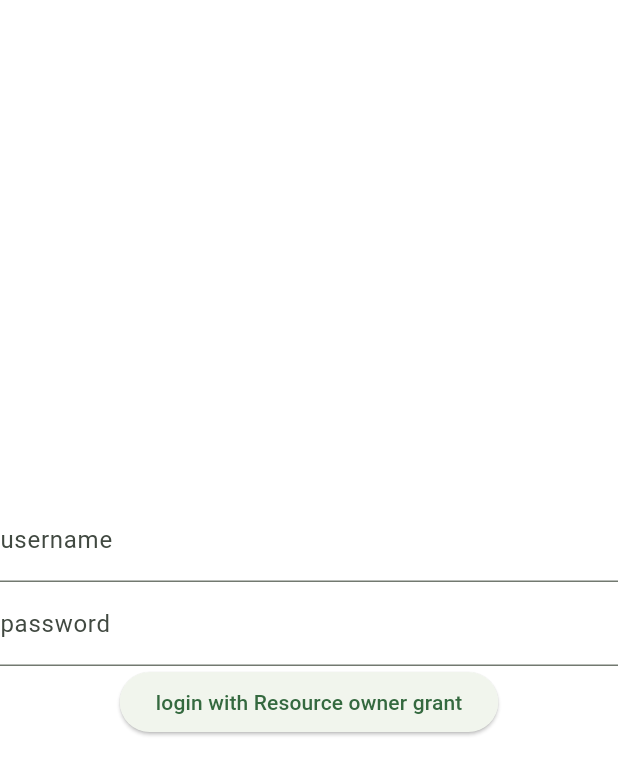
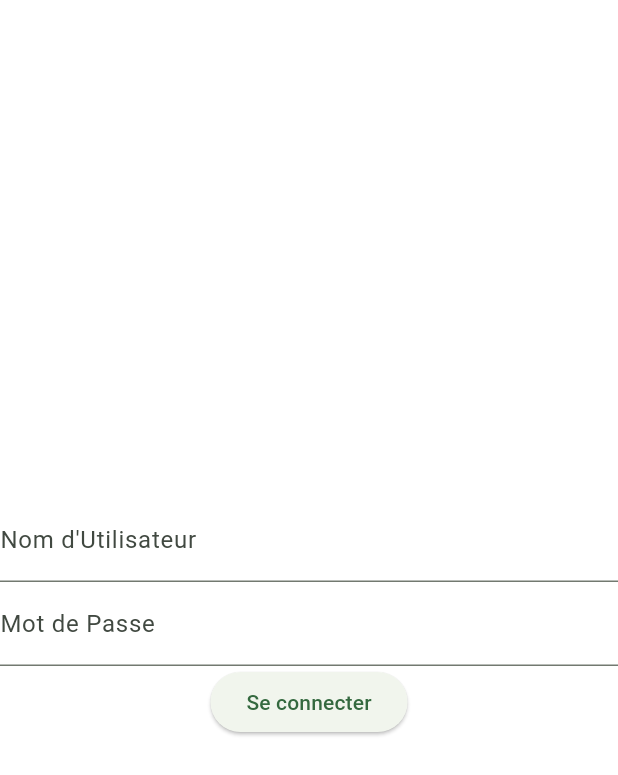
Before and after one commit to SAE5-Transport/mobile_app, a Flutter app: the LoginScreen screen opened by its route, on a phone screen of 412 x 824 dp. Shown: the top 775 px of the screen. Run offline on Flutter 3.47's test engine with Material 3 defaults, Android fonts, the phone set to English and light mode, and no system bars; our stand-ins replace auto_size_text, csv, date_field, flutter_typeahead, go_router, google_fonts and 3 more; missing offline and left inert: bdaya_shared_value, oidc, oidc_default_store, scroll_loop_auto_scroll; accounts and stored records are empty; statements that could not run were skipped.

Commit message:
feat(login): French UI

```diff
--- a/lib/scenes/login_screen.dart
+++ b/lib/scenes/login_screen.dart
@@ -39,13 +39,13 @@ class _LoginScreenState extends State<LoginScreen> {
             TextField(
               controller: userNameController,
               decoration: const InputDecoration(
-                labelText: 'username',
+                labelText: 'Nom d\'Utilisateur ',
               ),
             ),
             TextField(
               controller: passwordController,
               decoration: const InputDecoration(
-                labelText: 'password',
+                labelText: 'Mot de Passe',
               ),
             ),
 
@@ -53,30 +53,22 @@ class _LoginScreenState extends State<LoginScreen> {
               onPressed: () async {
                 final messenger = ScaffoldMessenger.of(context);
                 try {
-                  final result = await app_state.currentManager.loginPassword(
+                  await app_state.currentManager.loginPassword(
                     username: userNameController.text,
                     password: passwordController.text,
-                  );
-
-                  messenger.showSnackBar(
-                    SnackBar(
-                      content: Text(
-                        'loginPassword returned user id: ${result?.uid}',
-                      ),
-                    ),
                   );
                 } catch (e) {
                   app_state.exampleLogger.severe(e.toString());
                   messenger.showSnackBar(
                     const SnackBar(
                       content: Text(
-                        'loginPassword failed!',
+                        'L\'authentification a échoué. Vérifier vos informations d\'identification au près de FranceConnect',
                       ),
                     ),
                   );
                 }
               },
-              child: const Text('login with Resource owner grant'),
+              child: const Text('Se connecter'),
             ),
           ]
         )
```
Also changed, not shown: 1 other file.
